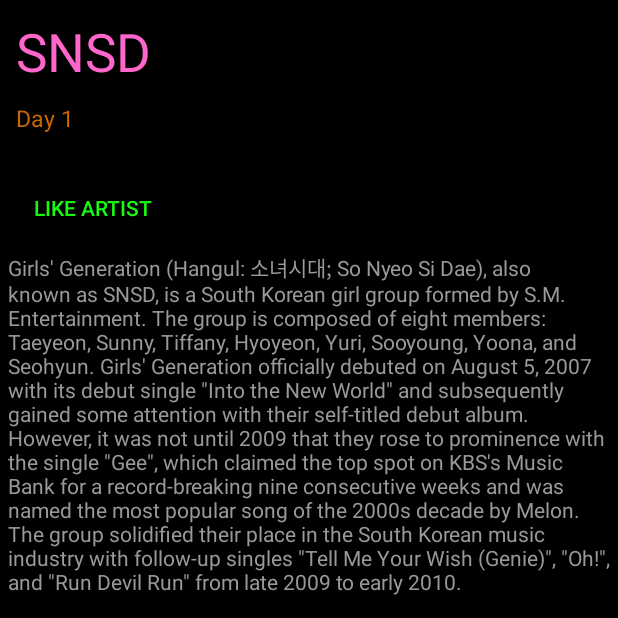
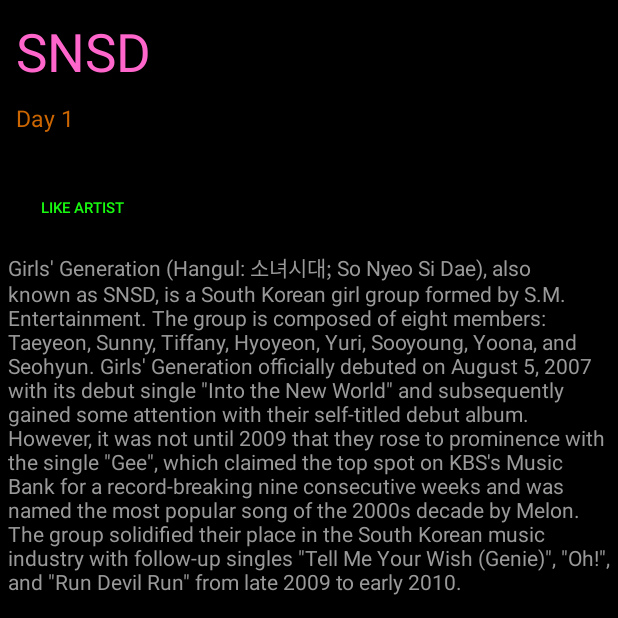
Before and after one commit to victornie92/ITSMAP_E15, an Android app: the ArtistListFragment screen opened directly, with no data from a screen before it, after a tap on "SNSD", on a phone screen of 412 x 824 dp, the top half of it. Run offline under Robolectric (Android 15) with nearby library versions, the phone set to English and light mode, and no system bars.

Commit message:
Small stuff
Removed useless imports and changed some names

```diff
--- a/TeamProject/app/src/main/java/com/example/victor/teamproject/ArtistActivity.java
+++ b/TeamProject/app/src/main/java/com/example/victor/teamproject/ArtistActivity.java
@@ -14,7 +14,7 @@
 import java.util.ArrayList;
 
 /**
- * Build like FragmentsArnieMovies
+ * Build like FragmentsArnieMovies (simpler)
  */
 public class ArtistActivity extends FragmentActivity implements ArtistInterface {
 
--- a/TeamProject/app/src/main/java/com/example/victor/teamproject/ArtistUtility/Artist.java
+++ b/TeamProject/app/src/main/java/com/example/victor/teamproject/ArtistUtility/Artist.java
@@ -1,6 +1,4 @@
 package com.example.victor.teamproject.ArtistUtility;
-
-import java.util.Date;
 
 /**
  * Created by Anders on 08-10-2015.
--- a/TeamProject/app/src/main/java/com/example/victor/teamproject/ArtistUtility/ArtistAdapter.java
+++ b/TeamProject/app/src/main/java/com/example/victor/teamproject/ArtistUtility/ArtistAdapter.java
@@ -59,7 +59,7 @@
         if(convertView == null){
             LayoutInflater artistInflator = (LayoutInflater) this.context.
                     getSystemService(Context.LAYOUT_INFLATER_SERVICE);
-            convertView = artistInflator.inflate(R.layout.artlistlist_artist, null);
+            convertView = artistInflator.inflate(R.layout.artistlist_artist_element, null);
         }
 
         artist = artists.get(position);
--- a/TeamProject/app/src/main/java/com/example/victor/teamproject/ArtistUtility/ArtistListBuilder.java
+++ b/TeamProject/app/src/main/java/com/example/victor/teamproject/ArtistUtility/ArtistListBuilder.java
@@ -8,7 +8,6 @@
 
 import java.io.InputStream;
 import java.util.ArrayList;
-import java.util.Date;
 
 
 /**
--- a/TeamProject/app/src/main/res/layout/artist.xml
+++ b/TeamProject/app/src/main/res/layout/artist.xml
@@ -49,7 +49,9 @@
             android:layout_height="wrap_content"
             android:layout_below="@+id/date"
             android:layout_marginTop="25dp"
+            android:layout_alignParentLeft="true"
             android:text="Like artist"
+            android:textSize="10dp"
             style="?android:attr/borderlessButtonStyle"
             android:textColor="#19FA11"
             android:id="@+id/like"/>
@@ -65,12 +67,11 @@
 
     <TextView
         android:layout_width="fill_parent"
-        android:layout_height="wrap_content"
+        android:layout_height="fill_parent"
         android:layout_below="@+id/header"
         android:textColor="#999"
         android:text="describtion"
         android:id="@+id/describtion"/>
 
-
 </RelativeLayout>
 </ScrollView>
--- a/TeamProject/app/src/main/res/layout/artistlist.xml
+++ b/TeamProject/app/src/main/res/layout/artistlist.xml
@@ -4,10 +4,12 @@
     android:layout_height="match_parent">
 
     <ListView
-        android:layout_width="wrap_content"
-        android:layout_height="wrap_content"
+        android:layout_width="fill_parent"
+        android:layout_height="fill_parent"
+        android:stackFromBottom="true"
         android:id="@+id/listView"
         android:layout_alignParentBottom="true"
         android:layout_alignParentRight="true"
         android:layout_alignParentEnd="true" />
+
 </RelativeLayout>
--- a/TeamProject/app/src/main/res/raw/artist.json
+++ b/TeamProject/app/src/main/res/raw/artist.json
@@ -25,5 +25,6 @@
     "picUrl": "http://i.imgur.com/CmWn9Na.jpg",
     "concertDate": "Day 3"
   }
-  ]
+
+]
 }
```
Also changed, not shown: TeamProject/app/src/main/java/com/example/victor/teamproject/ArtistFragment.java (+5 -4 lines), TeamProject/app/src/main/res/layout/artistlist_artist_element.xml (renamed from TeamProject/app/src/main/res/layout/artlistlist_artist.xml).
